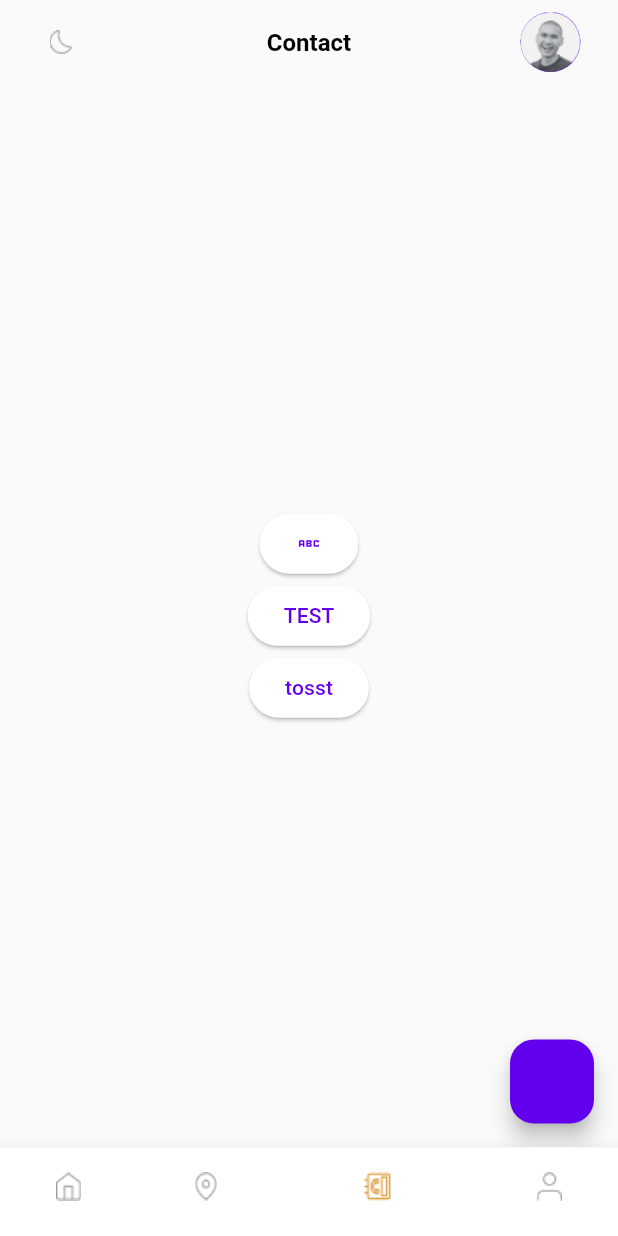
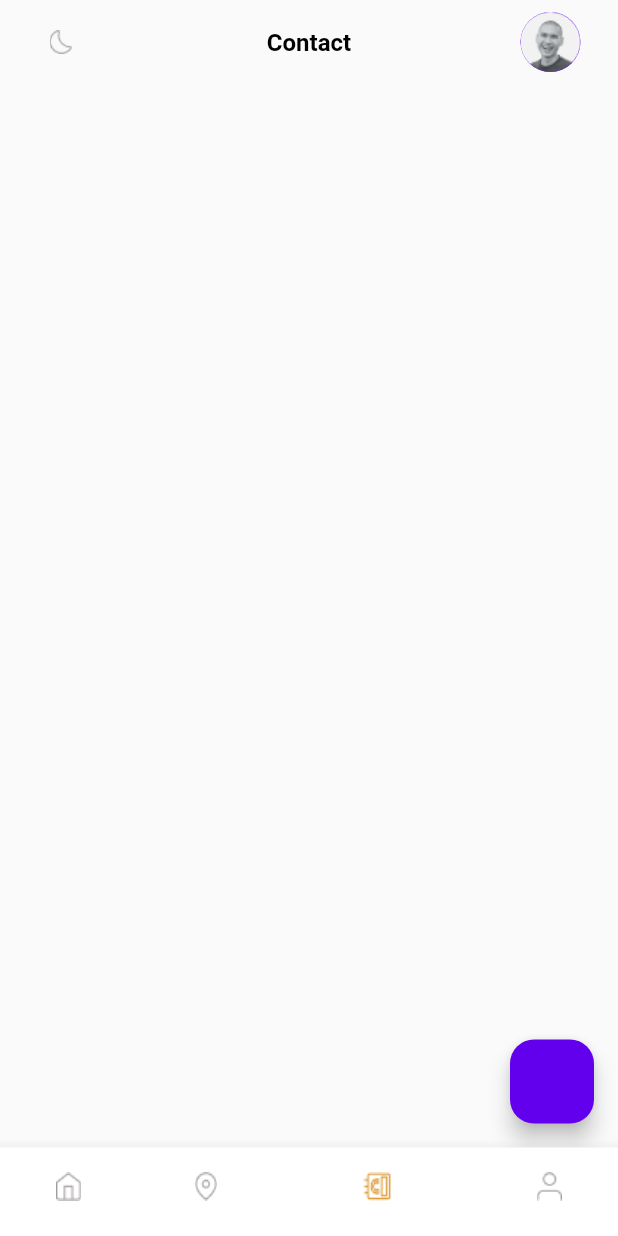
Before and after one commit to Versa-Morph/mobile-jakarta-smart, a Flutter app: the HomePage screen opened directly, swiped to page 3, on a phone screen of 412 x 824 dp. Run offline on Flutter 3.47's test engine with Material 3 defaults, Android fonts, the light colour scheme and no system bars; our stand-ins replace equatable, flutter_bloc, geocoding, geolocator, google_maps_flutter, shared_preferences and 2 more; missing offline and left inert: flutter_polyline_points, pulsator; accounts and stored records are empty.

Commit message:
update: added contact page cubit and view states

```diff
--- a/lib/views/home/contact/contact_page.dart
+++ b/lib/views/home/contact/contact_page.dart
@@ -1,11 +1,20 @@
 import 'package:flutter/material.dart';
 import 'package:flutter_bloc/flutter_bloc.dart';
-import 'package:google_maps_flutter/google_maps_flutter.dart';
-import 'package:shared_preferences/shared_preferences.dart';
 import 'package:smart_jakarta/components/home_appbar.dart';
 import 'package:smart_jakarta/cubit/authenticaion_cubit/authentication_cubit.dart';
-import 'package:smart_jakarta/cubit/location_cubit/location_cubit.dart';
-import 'package:smart_jakarta/services/maps_api_service.dart';
+import 'package:smart_jakarta/views/home/contact/cubit/contact_page_cubit.dart';
+
+class ContactPageProvider extends StatelessWidget {
+  const ContactPageProvider({super.key});
+
+  @override
+  Widget build(BuildContext context) {
+    return BlocProvider(
+      create: (context) => ContactPageCubit(),
+      child: const ContactPage(),
+    );
+  }
+}
 
 class ContactPage extends StatelessWidget {
   const ContactPage({super.key});
@@ -16,42 +25,10 @@ class ContactPage extends StatelessWidget {
       appBar: const HomeAppBar(
           appBarTitle: 'Contact',
           userPictPath: 'assets/images/user_img_placeholder.png'),
-      body: Center(
-        child: Column(
-          mainAxisAlignment: MainAxisAlignment.center,
-          children: [
-            BlocBuilder<LocationCubit, LocationState>(
-              builder: (context, state) {
-                return ElevatedButton(
-                  onPressed: () async {
-                    if (state is LocationAcquired) {
-                      print(state.placemarks);
-                    }
-                    // final test = jsonDecode(token!);
-                    // final asd = test['expires_in'];
-                  },
-                  child: const Icon(Icons.abc),
-                );
-              },
-            ),
-            ElevatedButton(
-                onPressed: () async {
-                  SharedPreferences localStorage =
-                      await SharedPreferences.getInstance();
-                  final token = localStorage.getString('token');
-                  print(token);
-                },
-                child: const Text('TEST')),
-            ElevatedButton(
-                onPressed: () async {
-                  final response = await MapsApiService().getDirection(
-                      origin: LatLng(-6.203890878541474, 107.00424867191408),
-                      destination:
-                          LatLng(-6.184626513395576, 106.97906471489249));
-                },
-                child: const Text('tosst'))
-          ],
-        ),
+      body: BlocBuilder<ContactPageCubit, ContactPageState>(
+        builder: (context, state) {
+          return Container();
+        },
       ),
       floatingActionButton: FloatingActionButton(onPressed: () {
         context.read<AuthenticationCubit>().logout();
--- /dev/null
+++ b/lib/views/home/contact/cubit/contact_page_cubit.dart
@@ -0,0 +1,8 @@
+import 'package:flutter_bloc/flutter_bloc.dart';
+import 'package:equatable/equatable.dart';
+
+part 'contact_page_state.dart';
+
+class ContactPageCubit extends Cubit<ContactPageState> {
+  ContactPageCubit() : super(ContactPageLoadingState());
+}
--- /dev/null
+++ b/lib/views/home/contact/cubit/contact_page_state.dart
@@ -0,0 +1,19 @@
+part of 'contact_page_cubit.dart';
+
+sealed class ContactPageState extends Equatable {
+  const ContactPageState();
+
+  @override
+  List<Object> get props => [];
+}
+
+final class ContactPageLoadingState extends ContactPageState {}
+
+final class ContactPageLoadedState extends ContactPageState {}
+
+final class ContactPageEmptyState extends ContactPageState {}
+
+final class ContactPageErrorState extends ContactPageState {
+  const ContactPageErrorState(this.errorMsg);
+  final String errorMsg;
+}
--- a/lib/views/home/home_page.dart
+++ b/lib/views/home/home_page.dart
@@ -45,7 +45,7 @@ final List<BottomNavigationBarItem> _bottomNavItem = [
 final List<Widget> _screenList = [
   const LandingPage(),
   const MapsPageProvider(),
-  const ContactPage(),
+  const ContactPageProvider(),
   const ProfilePageProvider(),
 ];
 
```
Also changed, not shown: lib/views/home/contact/view_states/contact_page_empty.dart (added, +10 -0 lines), lib/views/home/contact/view_states/contact_page_error.dart (added, +31 -0 lines), lib/views/home/contact/view_states/contact_page_loaded.dart (added, +10 -0 lines), lib/views/home/contact/view_states/contact_page_loading.dart (added, +10 -0 lines).
